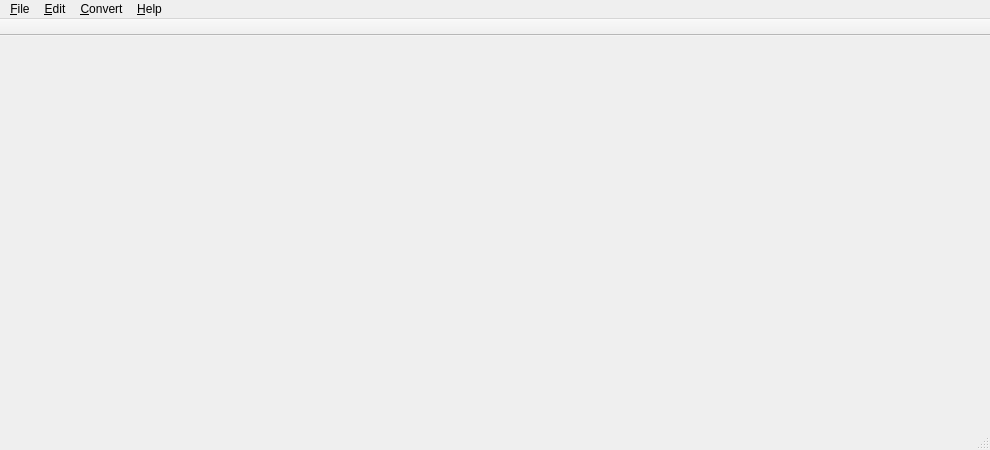
First picture: the form in ui/mainwindow.ui, repository swl-x/MystiQ, before the edit.
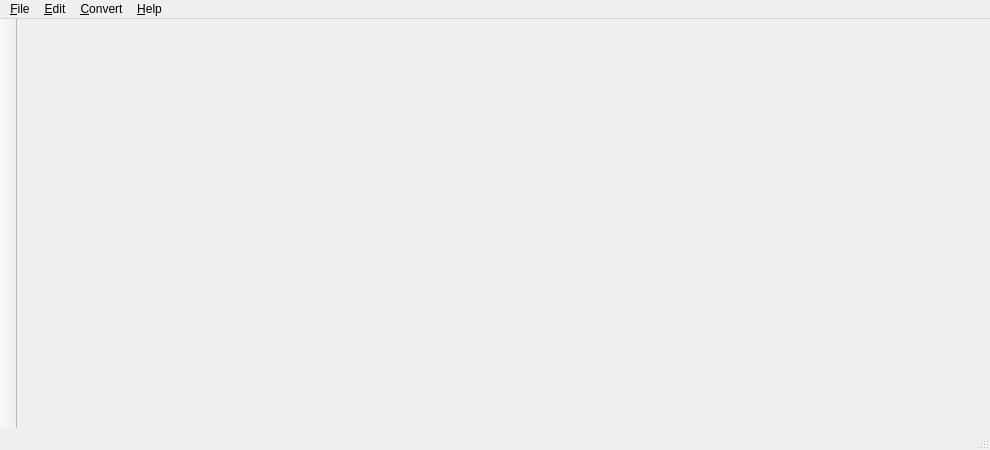
Second picture: the form after the edit. Icons and pictures are not drawn.

Patch:
```diff
--- a/ui/mainwindow.ui
+++ b/ui/mainwindow.ui
@@ -188,13 +188,13 @@
     </size>
    </property>
    <property name="toolButtonStyle">
-    <enum>Qt::ToolButtonTextUnderIcon</enum>
+    <enum>Qt::ToolButtonIconOnly</enum>
    </property>
    <property name="floatable">
     <bool>false</bool>
    </property>
    <attribute name="toolBarArea">
-    <enum>TopToolBarArea</enum>
+    <enum>LeftToolBarArea</enum>
    </attribute>
    <attribute name="toolBarBreak">
     <bool>false</bool>
```
Left out of the diff: 4 changed lines with no effect on the pictures.
